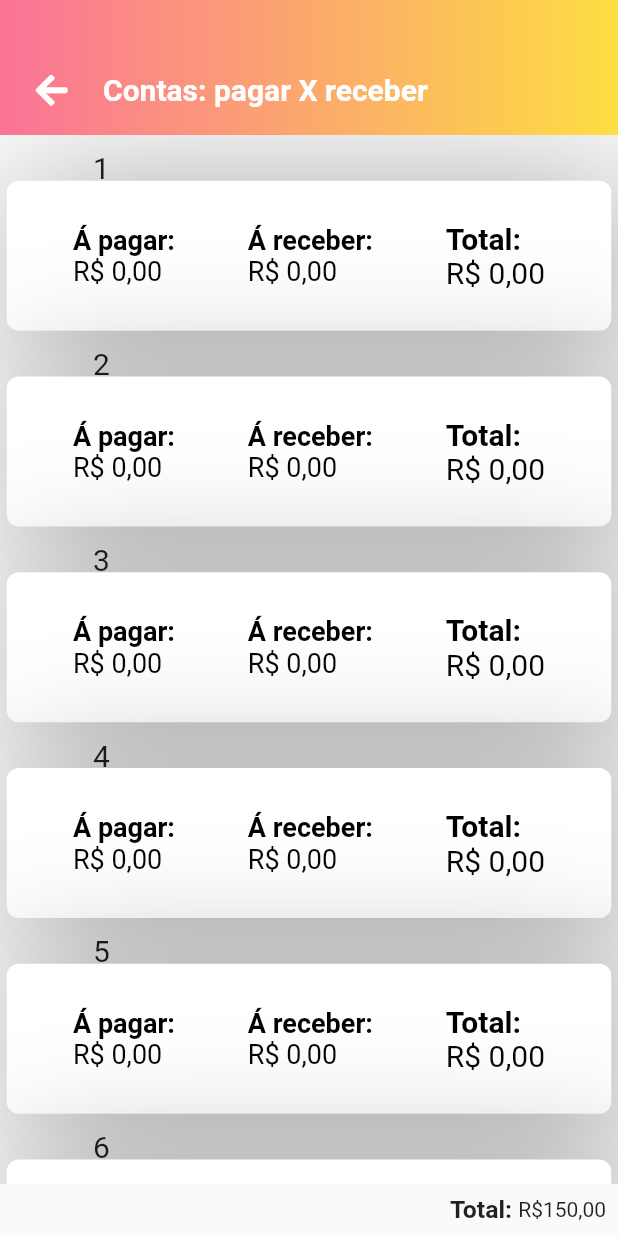
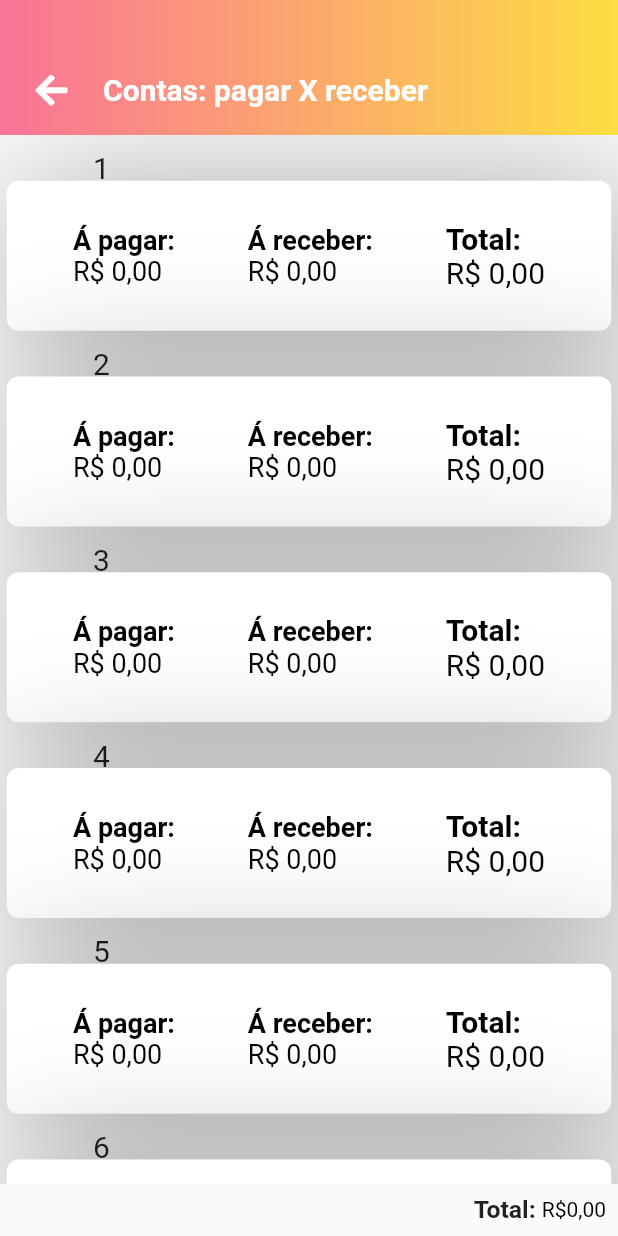
Before and after one commit to GustavoIrano/monthlyControlApp, a Flutter app: the Conciliation screen opened directly, on a phone screen of 412 x 824 dp. Run offline on Flutter 3.47's test engine with Material 2 defaults, Android fonts, the phone set to English and light mode, and no system bars; our stand-ins replace cloud_firestore, datetime_picker_formfield, firebase_storage, flutter_datetime_picker, flutter_masked_text, flutter_speed_dial and 3 more; missing offline and left inert: date_utils, month_picker_strip; accounts and stored records are empty.

Commit message:
Continuando a evolução da conciliação

```diff
--- a/lib/models/conciliation.dart
+++ b/lib/models/conciliation.dart
@@ -1,21 +1,33 @@
 class ConciliationModel{
   int _day;
   String _billsToPay;
+  String _studentsToReceive;
   double _valueToReceive;
   double _valueToPay;
+  double _total;
 
-  ConciliationModel(this._day, this._billsToPay, this._valueToReceive, this._valueToPay);
+  ConciliationModel(this._day, this._billsToPay, this._valueToReceive, this._valueToPay, this._studentsToReceive, this._total);
 
   int get day => _day;
   String get billsToPay => _billsToPay;
   double get valueToReceive => _valueToReceive;
   double get valueToPay => _valueToPay;
+  String get studentsToReceive => _studentsToReceive;
+  double get total => _total;
 
   set day(int d){
     _day = d;
   }
 
-  set biilsToPay(String btp){
+  set total(double t){
+    _total = t;
+  }
+
+  set studentsToReceive(String studs){
+    _studentsToReceive = studs;
+  }
+
+  set billsToPay(String btp){
     _billsToPay = btp;
   }
 
--- a/lib/screens/conciliation/conciliation.dart
+++ b/lib/screens/conciliation/conciliation.dart
@@ -8,7 +8,6 @@ import 'package:cloud_firestore/cloud_firestore.dart';
 import 'package:flutter/material.dart';
 import 'package:flutter/widgets.dart';
 import 'package:font_awesome_flutter/font_awesome_flutter.dart';
-import 'package:synchronized/synchronized.dart';
 
 class Conciliation extends StatefulWidget {
   @override
@@ -16,6 +15,7 @@ class Conciliation extends StatefulWidget {
 }
 
 class _ConciliationState extends State<Conciliation> {
+  double total = 0;
   StudentService fireServ = new StudentService();
   BillsPayService fireServBill = new BillsPayService();
   List<ConciliationModel> conciliation;
@@ -47,23 +47,74 @@ class _ConciliationState extends State<Conciliation> {
       setState(() {
         this.conciliation =
             ConciliationUtil.buildConciliationBillsToPay(conciliation, bills);
+        this.total = ConciliationUtil.returnTotal(conciliation);
       });
     });
   }
 
-  Color colorPayment(double valueToPay, double valueToReceive){
+  Color colorTotal(double valueTotal) {
+    double result = valueTotal;
 
-    double result = valueToPay - valueToReceive;
-
-    if( result < 0 ){
+    if (result < 0) {
       return Colors.red;
     }
 
-    if(result > 0){
+    if (result > 0) {
       return Colors.blue;
     }
 
     return Colors.black;
+  }
+
+  Color colorPayment(double valueToPay, double valueToReceive) {
+    double result = valueToPay - valueToReceive;
+
+    if (result < 0) {
+      return Colors.red;
+    }
+
+    if (result > 0) {
+      return Colors.blue;
+    }
+
+    return Colors.black;
+  }
+
+  showAlertDialogBillsToPay(BuildContext context, String billsToPay, String title) {
+    Widget cancelButton = FlatButton(
+      child: Text("Fechar"),
+      onPressed: () {
+        Navigator.of(context).pop();
+      },
+    );
+
+    // set up the AlertDialog
+    AlertDialog alert = AlertDialog(
+      title: Text(title),
+      content: new RichText(
+        text: new TextSpan(
+            style: new TextStyle(
+              fontSize: 14.0,
+              color: Colors.black,
+            ),
+            children: <TextSpan>[
+              new TextSpan(
+                text: billsToPay,
+              ),
+            ]),
+      ),
+      actions: [
+        cancelButton,
+      ],
+    );
+
+    // show the dialog
+    showDialog(
+      context: context,
+      builder: (BuildContext context) {
+        return alert;
+      },
+    );
   }
 
   @override
@@ -99,7 +150,12 @@ class _ConciliationState extends State<Conciliation> {
                       crossAxisAlignment: CrossAxisAlignment.center,
                       mainAxisAlignment: MainAxisAlignment.spaceEvenly,
                       children: <Widget>[
-                        Column(
+                        GestureDetector(
+                          onTap: () {
+                            showAlertDialogBillsToPay(
+                                context, conciliation[index].billsToPay, "Contas à pagar");
+                          },
+                          child: Column(
                             mainAxisAlignment: MainAxisAlignment.center,
                             children: <Widget>[
                               new RichText(
@@ -123,14 +179,21 @@ class _ConciliationState extends State<Conciliation> {
                                                     .toString()
                                                     .replaceAll(".", ","),
                                             style: new TextStyle(
-                                              fontWeight: FontWeight.normal),),
+                                                fontWeight: FontWeight.normal),
+                                          ),
                                         ],
                                       ),
                                     ]),
                               ),
                             ],
                           ),
-                        Column(
+                        ),
+                        GestureDetector(
+                          onTap: () {
+                            showAlertDialogBillsToPay(
+                                context, conciliation[index].studentsToReceive, "Alunos à receber");
+                          },
+                          child: Column(
                             mainAxisAlignment: MainAxisAlignment.center,
                             children: <Widget>[
                               new RichText(
@@ -154,12 +217,14 @@ class _ConciliationState extends State<Conciliation> {
                                                     .toString()
                                                     .replaceAll(".", ","),
                                             style: new TextStyle(
-                                              fontWeight: FontWeight.normal),),
+                                                fontWeight: FontWeight.normal),
+                                          ),
                                         ],
                                       ),
                                     ]),
                               ),
                             ],
+                          ),
                         ),
                         Column(
                           mainAxisAlignment: MainAxisAlignment.center,
@@ -177,10 +242,21 @@ class _ConciliationState extends State<Conciliation> {
                                           fontWeight: FontWeight.bold),
                                       children: [
                                         new TextSpan(
-                                            text: "\nR\$ " + BillsToPay.formatPay((conciliation[index].valueToPay - conciliation[index].valueToReceive).toString()).toString().replaceAll(".", ","),
+                                          text: "\nR\$ " +
+                                              BillsToPay.formatPay((conciliation[
+                                                                  index]
+                                                              .valueToPay -
+                                                          conciliation[index]
+                                                              .valueToReceive)
+                                                      .toString())
+                                                  .toString()
+                                                  .replaceAll(".", ","),
                                           style: new TextStyle(
                                             fontWeight: FontWeight.normal,
-                                              color: colorPayment(conciliation[index].valueToPay, conciliation[index].valueToReceive),
+                                            color: colorPayment(
+                                                conciliation[index].valueToPay,
+                                                conciliation[index]
+                                                    .valueToReceive),
                                           ),
                                         ),
                                       ],
@@ -222,7 +298,15 @@ class _ConciliationState extends State<Conciliation> {
                   "Total: ",
                   style: TextStyle(fontWeight: FontWeight.bold, fontSize: 16.5),
                 ),
-                Text("R\$" + "150,00"),
+                Text(
+                  "R\$" +
+                      BillsToPay.formatPay(total.toString())
+                          .toString()
+                          .replaceAll(".", ","),
+                  style: TextStyle(
+                    color: colorTotal(total),
+                  ),
+                ),
               ],
             ),
           ),
--- a/lib/utils/conciliationutil.dart
+++ b/lib/utils/conciliationutil.dart
@@ -10,8 +10,8 @@ class ConciliationUtil {
 
     List<ConciliationModel> conciliation = new List<ConciliationModel>();
 
-    for (int i = 1; i < qtdDiasMonth.day; i++) {
-      ConciliationModel c = new ConciliationModel(i, "", 0, 0);
+    for (int i = 1; i <= qtdDiasMonth.day; i++) {
+      ConciliationModel c = new ConciliationModel(i, "", 0, 0, "", 0);
       conciliation.add(c);
     }
 
@@ -24,7 +24,7 @@ class ConciliationUtil {
     for (int i = 0; i < items.length; i++) {
       int dayItem = int.parse(items[i].taskdate);
       conciliation[dayItem].valueToReceive = conciliation[dayItem].valueToReceive + 80.00;
-      print(dayItem);
+      conciliation[dayItem].studentsToReceive = conciliation[dayItem].studentsToReceive + "\n" + items[i].taskname;
     }
 
     return conciliation;
@@ -33,15 +33,24 @@ class ConciliationUtil {
   static List<ConciliationModel> buildConciliationBillsToPay(List<ConciliationModel> conciliation, List<BillsToPay> billsToPay){
 
     for(int i = 0; i < billsToPay.length; i++){
-      int dayBill = DateTime.parse( billsToPay[i].billdate ).day;
+      int dayBill = DateTime.parse( billsToPay[i].billdate ).day -1;
 
-      print(dayBill);
       conciliation[dayBill].valueToPay = conciliation[dayBill].valueToPay + billsToPay[i].billvalue ;
-
-      print( billsToPay[i].billdate );
-      print( billsToPay[i].billvalue );
+      conciliation[dayBill].billsToPay = conciliation[dayBill].billsToPay + "\n" + billsToPay[i].bill;
     }
 
     return conciliation;
   }
+
+  static double returnTotal(List<ConciliationModel> conciliation){
+
+    double total = 0;
+
+    for(ConciliationModel c in conciliation){
+      total = total + c.valueToPay - c.valueToReceive;
+    }
+
+    print(total);
+    return total;
+  }
 }
```
Lines whose indentation alone changed are shown as unchanged.
